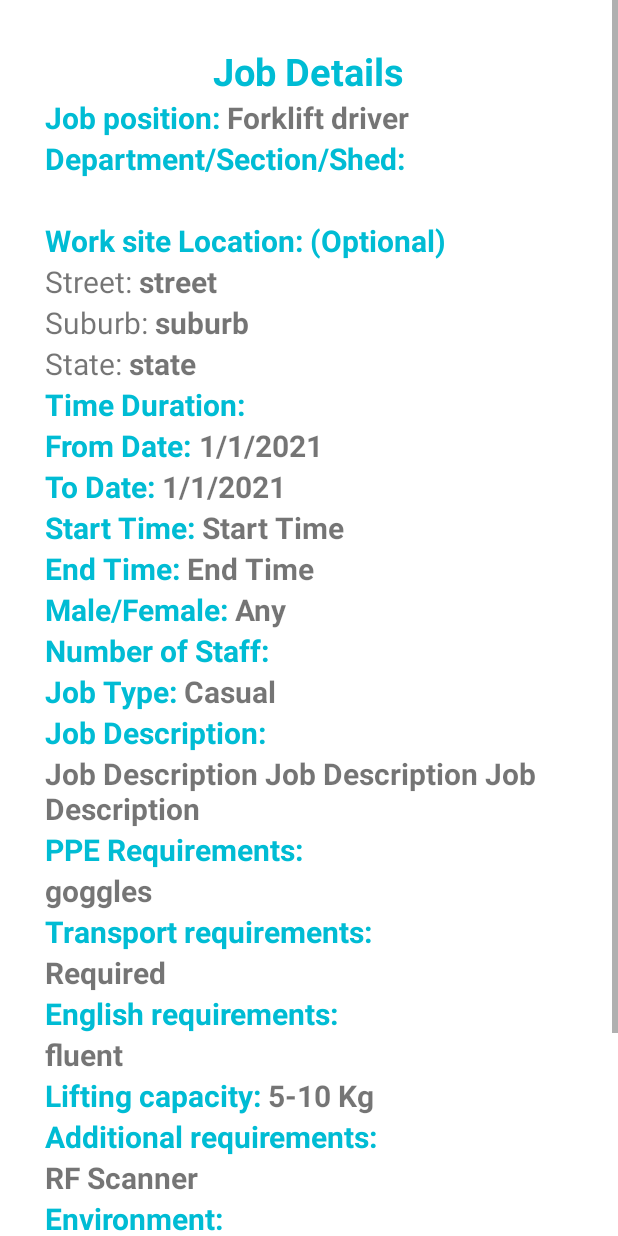
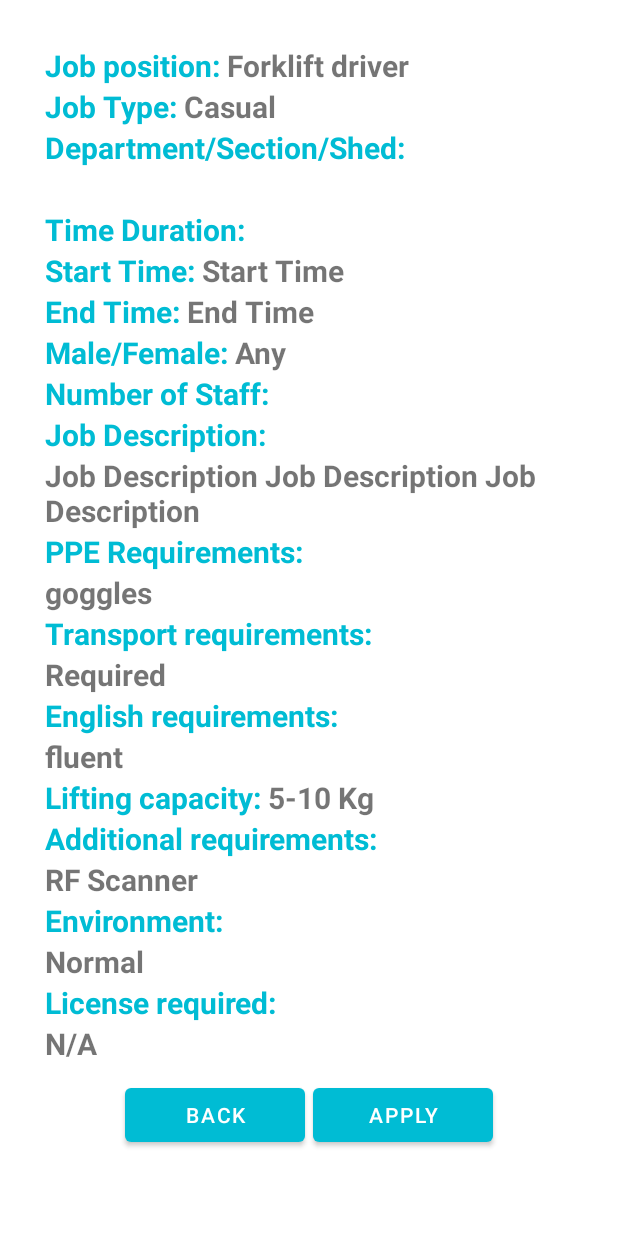
Before and after one commit to MdTalatMahmud/EmployeeHireEmployeePanel, an Android app: the layout activity_job_details.xml on its own in the app's theme, with its tools: preview values and no code run, on a phone screen of 412 x 824 dp. Run offline under Robolectric (Android 15) with nearby library versions, the phone set to English and light mode, and no system bars.

Commit message:
updated as Boss instruction 10 March 2021

```diff
--- a/app/src/main/res/layout/activity_job_details.xml
+++ b/app/src/main/res/layout/activity_job_details.xml
@@ -23,6 +23,7 @@
             android:layout_gravity="center_horizontal"
             android:textSize="25dp"
             android:textStyle="bold"
+            android:visibility="gone"
             android:text="Job Details"/>
 
 
@@ -290,6 +291,26 @@
                 android:text="Forklift driver"/>
         </LinearLayout>
 
+        <!--        job type-->
+        <LinearLayout
+            android:layout_width="wrap_content"
+            android:layout_height="wrap_content">
+            <TextView
+                android:layout_width="wrap_content"
+                android:layout_height="wrap_content"
+                android:textSize="20dp"
+                android:textColor="#00BCD4"
+                android:textStyle="bold"
+                android:text="Job Type: "/>
+            <TextView
+                android:id="@+id/jobTypeTVID"
+                android:layout_width="wrap_content"
+                android:layout_height="wrap_content"
+                android:textSize="20dp"
+                android:textStyle="bold"
+                android:text="Casual"/>
+        </LinearLayout>
+
         <!--     division/section/department-->
         <LinearLayout
             android:layout_width="wrap_content"
@@ -318,6 +339,7 @@
             android:textSize="20dp"
             android:textColor="#00BCD4"
             android:textStyle="bold"
+            android:visibility="gone"
             android:text="Work site Location: (Optional)"/>
         <LinearLayout
             android:layout_width="wrap_content"
@@ -326,6 +348,7 @@
                 android:layout_width="wrap_content"
                 android:layout_height="wrap_content"
                 android:textSize="20dp"
+                android:visibility="gone"
                 android:text="Street: "/>
             <TextView
                 android:id="@+id/worksiteStreetTVID"
@@ -333,6 +356,7 @@
                 android:layout_height="wrap_content"
                 android:textSize="20dp"
                 android:textStyle="bold"
+                android:visibility="gone"
                 android:text="street"/>
         </LinearLayout>
         <LinearLayout
@@ -342,6 +366,7 @@
                 android:layout_width="wrap_content"
                 android:layout_height="wrap_content"
                 android:textSize="20dp"
+                android:visibility="gone"
                 android:text="Suburb: "/>
             <TextView
                 android:id="@+id/worksiteSuburbTVID"
@@ -349,6 +374,7 @@
                 android:layout_height="wrap_content"
                 android:textSize="20dp"
                 android:textStyle="bold"
+                android:visibility="gone"
                 android:text="suburb"/>
         </LinearLayout>
         <LinearLayout
@@ -358,6 +384,7 @@
                 android:layout_width="wrap_content"
                 android:layout_height="wrap_content"
                 android:textSize="20dp"
+                android:visibility="gone"
                 android:text="State: "/>
             <TextView
                 android:id="@+id/worksiteStateTVID"
@@ -365,6 +392,7 @@
                 android:layout_height="wrap_content"
                 android:textSize="20dp"
                 android:textStyle="bold"
+                android:visibility="gone"
                 android:text="state"/>
         </LinearLayout>
 
@@ -385,6 +413,7 @@
                 android:textColor="#00BCD4"
                 android:textStyle="bold"
                 android:textSize="20dp"
+                android:visibility="gone"
                 android:text="From Date: "/>
             <TextView
                 android:id="@+id/fromDateTVID"
@@ -392,6 +421,7 @@
                 android:layout_height="wrap_content"
                 android:textSize="20dp"
                 android:textStyle="bold"
+                android:visibility="gone"
                 android:text="1/1/2021"/>
         </LinearLayout>
 
@@ -404,6 +434,7 @@
                 android:textSize="20dp"
                 android:textColor="#00BCD4"
                 android:textStyle="bold"
+                android:visibility="gone"
                 android:text="To Date: "/>
             <TextView
                 android:id="@+id/toDateTVID"
@@ -411,6 +442,7 @@
                 android:layout_height="wrap_content"
                 android:textStyle="bold"
                 android:textSize="20dp"
+                android:visibility="gone"
                 android:text="1/1/2021"/>
         </LinearLayout>
 
@@ -496,25 +528,7 @@
                 android:text=""/>
         </LinearLayout>
 
-        <!--        job type-->
-        <LinearLayout
-            android:layout_width="wrap_content"
-            android:layout_height="wrap_content">
-            <TextView
-                android:layout_width="wrap_content"
-                android:layout_height="wrap_content"
-                android:textSize="20dp"
-                android:textColor="#00BCD4"
-                android:textStyle="bold"
-                android:text="Job Type: "/>
-            <TextView
-                android:id="@+id/jobTypeTVID"
-                android:layout_width="wrap_content"
-                android:layout_height="wrap_content"
-                android:textSize="20dp"
-                android:textStyle="bold"
-                android:text="Casual"/>
-        </LinearLayout>
+
 
         <!--        job description-->
         <TextView
```
Also changed, not shown: app/src/main/res/layout/job_adv_list_view.xml (+14 -1 lines).
